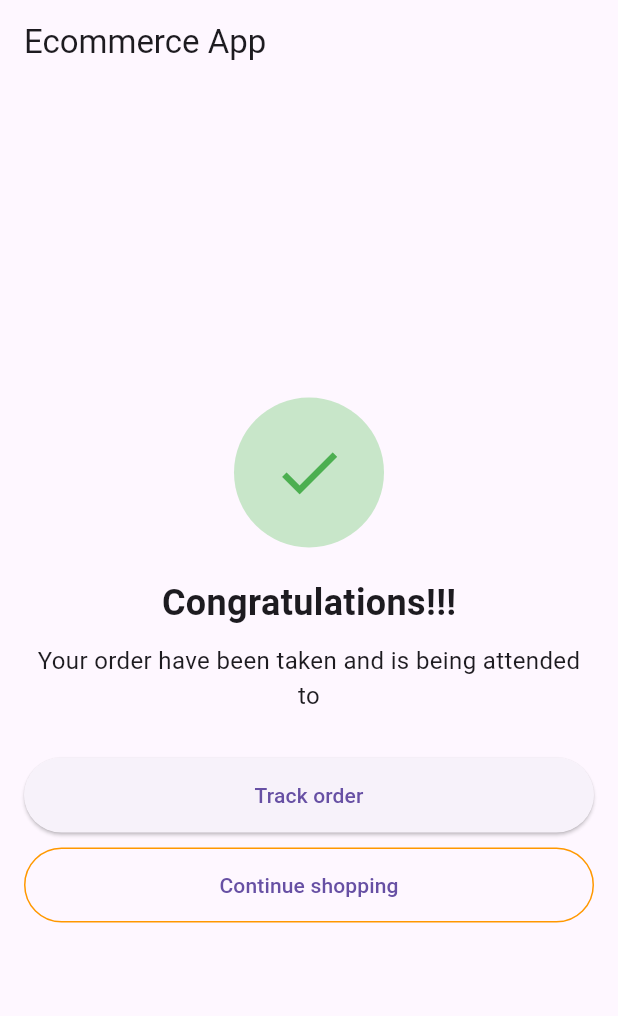
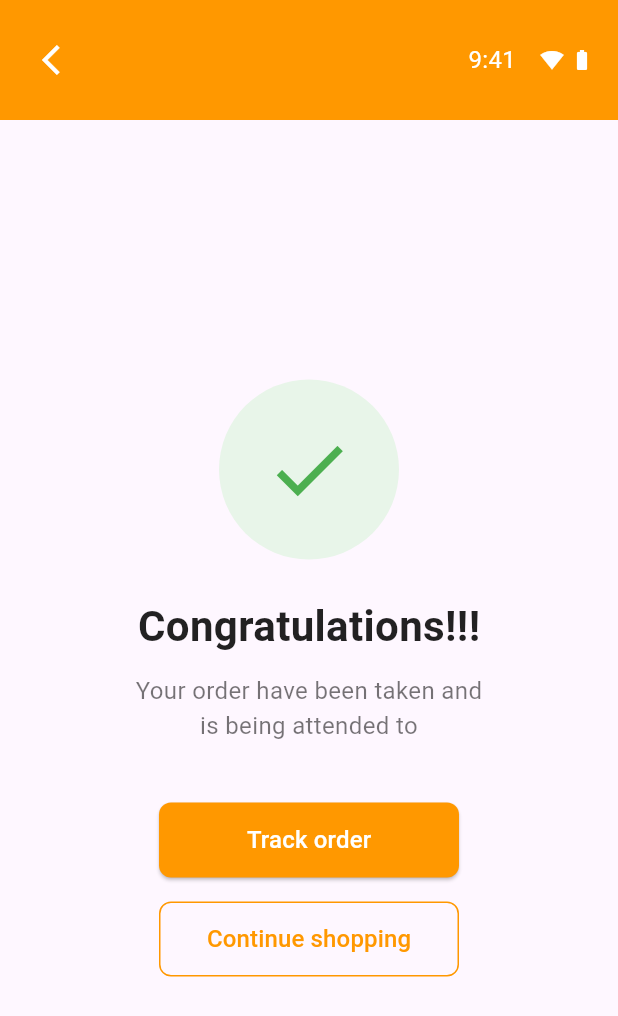
Before and after one commit to Maisheta/Nti, a Flutter app: the OrderConfirmationScreen screen opened directly, on a phone screen of 412 x 824 dp. Shown: the top 1016 px of the screen. Run offline on Flutter 3.47's test engine with Material 3 defaults, Android fonts, the phone set to English and light mode, and no system bars.

Commit message:
order_confirmation_screen.dart

```diff
--- a/lib/screens/order_confirmation_screen.dart
+++ b/lib/screens/order_confirmation_screen.dart
@@ -4,52 +4,96 @@ class OrderConfirmationScreen extends StatelessWidget {
   @override
   Widget build(BuildContext context) {
     return Scaffold(
-      appBar: AppBar(title: Text('Ecommerce App')),
-      body: Center(
-        child: Padding(
+      body: Column(
+        children: [
+          Container(
             padding: EdgeInsets.all(16.0),
+            color: Colors.orange,
+            child: Row(
+              children: [
+                IconButton(
+                  onPressed: () {
+                    Navigator.pop(context);
+                  },
+                  icon: Icon(
+                    Icons.arrow_back_ios,
+                    color: Colors.white,
+                    size: 24,
+                  ),
+                ),
+                Spacer(),
+                Text(
+                  '9:41',
+                  style: TextStyle(color: Colors.white, fontSize: 16),
+                ),
+                SizedBox(width: 16),
+                Icon(Icons.signal_wifi_4_bar, color: Colors.white, size: 16),
+                SizedBox(width: 4),
+                Icon(Icons.battery_full, color: Colors.white, size: 16),
+              ],
+            ),
+          ),
+          Expanded(
+            child: Center(
               child: Column(
                 mainAxisAlignment: MainAxisAlignment.center,
                 children: [
                   CircleAvatar(
-                radius: 50,
-                backgroundColor: Colors.green[100],
-                child: Icon(Icons.check, color: Colors.green, size: 50),
+                    radius: 60,
+                    backgroundColor: Colors.green[50],
+                    child: Icon(Icons.check, color: Colors.green, size: 60),
                   ),
-              SizedBox(height: 20),
+                  SizedBox(height: 24),
                   Text(
                     'Congratulations!!!',
-                style: TextStyle(fontSize: 24, fontWeight: FontWeight.bold),
+                    style: TextStyle(
+                      fontSize: 28,
+                      fontWeight: FontWeight.bold,
+                      color: Colors.black87,
                     ),
-              SizedBox(height: 10),
+                  ),
+                  SizedBox(height: 12),
                   Text(
-                'Your order have been taken and is being attended to',
+                    'Your order have been taken and\nis being attended to',
                     textAlign: TextAlign.center,
-                style: TextStyle(fontSize: 16),
+                    style: TextStyle(fontSize: 16, color: Colors.black54),
                   ),
-              SizedBox(height: 30),
+                  SizedBox(height: 40),
                   ElevatedButton(
                     onPressed: () {},
                     style: ElevatedButton.styleFrom(
-                  minimumSize: Size(double.infinity, 50),
+                      backgroundColor: Colors.orange,
+                      minimumSize: Size(200, 50),
+                      shape: RoundedRectangleBorder(
+                        borderRadius: BorderRadius.circular(8),
                       ),
-                child: Text('Track order'),
                     ),
-              SizedBox(height: 10),
+                    child: Text(
+                      'Track order',
+                      style: TextStyle(fontSize: 16, color: Colors.white),
+                    ),
+                  ),
+                  SizedBox(height: 16),
                   OutlinedButton(
-                onPressed: () {
-                  // Add continue shopping functionality
-                },
+                    onPressed: () {},
                     style: OutlinedButton.styleFrom(
-                  minimumSize: Size(double.infinity, 50),
+                      minimumSize: Size(200, 50),
                       side: BorderSide(color: Colors.orange),
+                      shape: RoundedRectangleBorder(
+                        borderRadius: BorderRadius.circular(8),
                       ),
-                child: Text('Continue shopping'),
+                    ),
+                    child: Text(
+                      'Continue shopping',
+                      style: TextStyle(fontSize: 16, color: Colors.orange),
+                    ),
                   ),
                 ],
               ),
             ),
           ),
+        ],
+      ),
     );
   }
 }
```
Lines whose indentation alone changed are shown as unchanged.
